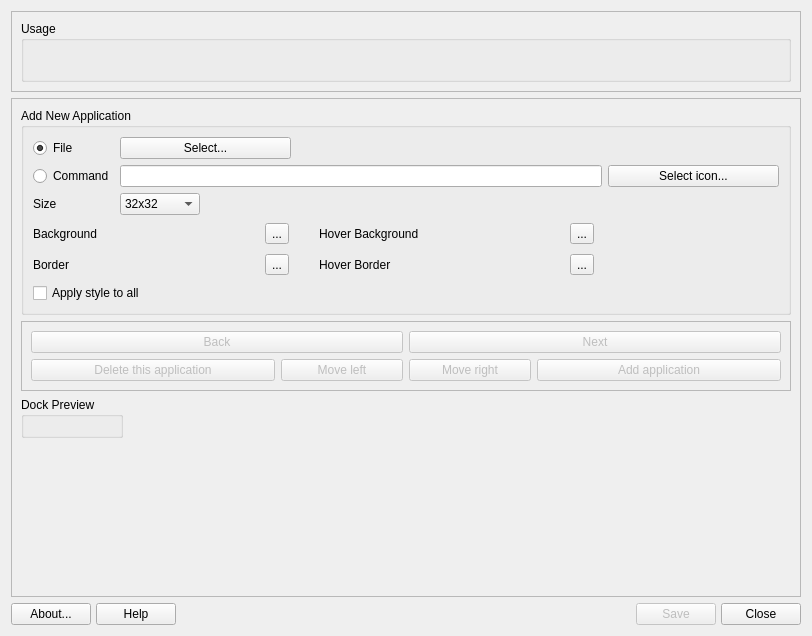
Qt form mainwindow.ui (AdrianTM/mx-dockmaker) before a commit.
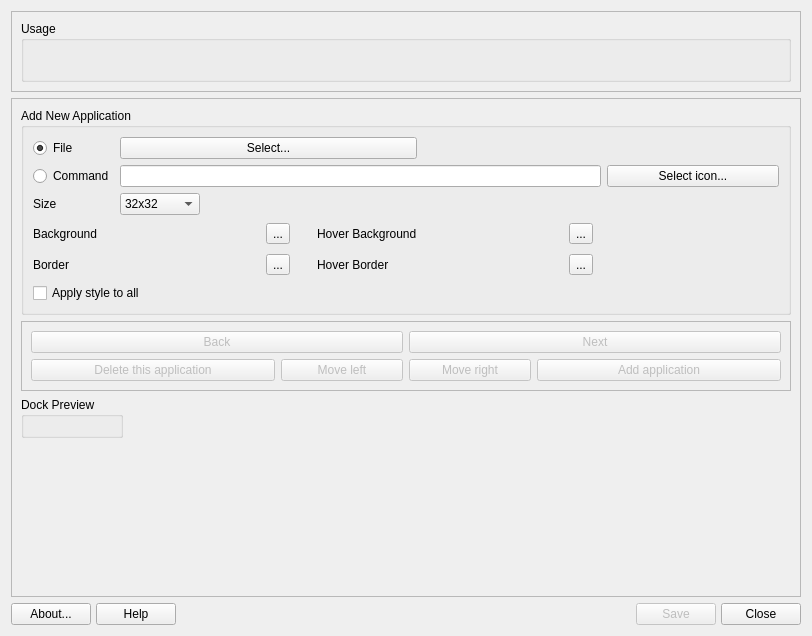
The same form after that commit. Icons and pictures are not drawn.

Commit message: Style edits; minor GUI adjustments

Patch:
```diff
--- a/mainwindow.ui
+++ b/mainwindow.ui
@@ -479,7 +479,7 @@
            </property>
            <property name="sizeHint" stdset="0">
             <size>
-             <width>10</width>
+             <width>7</width>
              <height>20</height>
             </size>
            </property>
@@ -642,19 +642,6 @@
            </property>
           </widget>
          </item>
-         <item row="0" column="1">
-          <widget class="QPushButton" name="buttonSelectApp">
-           <property name="sizePolicy">
-            <sizepolicy hsizetype="Expanding" vsizetype="Fixed">
-             <horstretch>0</horstretch>
-             <verstretch>0</verstretch>
-            </sizepolicy>
-           </property>
-           <property name="text">
-            <string>Select...</string>
-           </property>
-          </widget>
-         </item>
          <item row="2" column="8">
           <spacer name="horizontalSpacer_2">
            <property name="orientation">
@@ -678,6 +665,19 @@
            </property>
           </widget>
          </item>
+         <item row="0" column="1" colspan="4">
+          <widget class="QPushButton" name="buttonSelectApp">
+           <property name="sizePolicy">
+            <sizepolicy hsizetype="Expanding" vsizetype="Fixed">
+             <horstretch>0</horstretch>
+             <verstretch>0</verstretch>
+            </sizepolicy>
+           </property>
+           <property name="text">
+            <string>Select...</string>
+           </property>
+          </widget>
+         </item>
         </layout>
        </widget>
       </item>
```
The commit also changes 7 other files.
